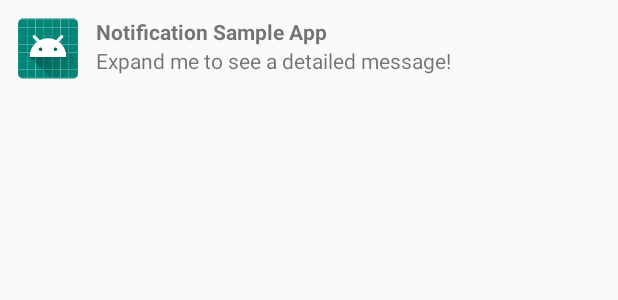
After one commit to pranayanand123/SCNews, an Android app: the layout notification_collapsed.xml on its own in the app's theme, with its tools: preview values and no code run, on a phone screen of 412 x 824 dp. The commit adds this screen. Shown: the top 300 px of the screen. Run offline under Robolectric (Android 15) with nearby library versions, the phone set to English and light mode, and no system bars.

Commit message:
Notification MidWay

```diff
--- a/app/build.gradle
+++ b/app/build.gradle
@@ -31,6 +31,7 @@ dependencies {
     implementation 'com.squareup.retrofit2:retrofit:2.4.0'
     implementation 'com.squareup.retrofit2:converter-gson:2.2.0'
     implementation 'org.ocpsoft.prettytime:prettytime:4.0.1.Final'
+    implementation 'com.firebase:firebase-jobdispatcher:0.8.5'
     testImplementation 'junit:junit:4.12'
     androidTestImplementation 'com.android.support.test:runner:1.0.2'
     androidTestImplementation 'com.android.support.test.espresso:espresso-core:3.0.2'
--- /dev/null
+++ b/app/src/main/res/layout/notification_collapsed.xml
@@ -0,0 +1,60 @@
+<?xml version="1.0" encoding="utf-8"?>
+<RelativeLayout xmlns:android="http://schemas.android.com/apk/res/android"
+    android:layout_width="wrap_content"
+    android:layout_height="wrap_content"
+    android:id="@+id/rl_expanded"
+    android:padding="8dp">
+
+    <RelativeLayout
+        android:id="@+id/icon_container"
+        android:layout_width="wrap_content"
+        android:layout_height="wrap_content">
+
+        <ImageView
+            android:id="@+id/big_icon"
+            android:layout_width="50dp"
+            android:layout_height="50dp"
+            android:paddingBottom="1dp"
+            android:paddingLeft="4dp"
+            android:paddingRight="6dp"
+            android:src="@mipmap/ic_launcher_round"/>
+
+
+
+    </RelativeLayout>
+
+    <LinearLayout
+        android:id="@+id/notification_main"
+        android:layout_width="wrap_content"
+        android:layout_height="wrap_content"
+        android:layout_alignParentBottom="false"
+        android:layout_marginTop="3dp"
+        android:layout_toRightOf="@+id/icon_container"
+        android:gravity="center_vertical"
+        android:orientation="vertical"
+        android:paddingLeft="6dp">
+
+        <TextView
+            android:id="@+id/content_title"
+            android:layout_width="wrap_content"
+            android:layout_height="wrap_content"
+            android:textStyle="bold"
+            android:text="Notification Sample App"></TextView>
+
+        <TextView
+            android:id="@+id/content_text"
+            android:layout_width="wrap_content"
+            android:layout_height="wrap_content"
+            android:text="Expand me to see a detailed message!"></TextView>
+    </LinearLayout>
+
+    <TextView
+        android:id="@+id/timestamp"
+        android:layout_width="wrap_content"
+        android:layout_height="wrap_content"
+        android:layout_alignParentRight="true"
+        android:layout_alignParentTop="true"
+        android:paddingRight="3.5dp"
+        android:paddingTop="8dp"></TextView>
+
+</RelativeLayout>
--- a/app/src/main/res/values/styles.xml
+++ b/app/src/main/res/values/styles.xml
@@ -15,4 +15,5 @@
         <item name="colorControlHighlight">@color/colorAccent</item>
     </style>
 
+
 </resources>
```
Also changed, not shown: app/src/main/AndroidManifest.xml (+7 -0 lines), app/src/main/java/pranay/example/com/scnews/MainActivity.java (+29 -0 lines), app/src/main/java/pranay/example/com/scnews/NotificationServiceFirebase.java (added, +162 -0 lines), app/src/main/res/layout/notification_expanded.xml (added, +63 -0 lines).
